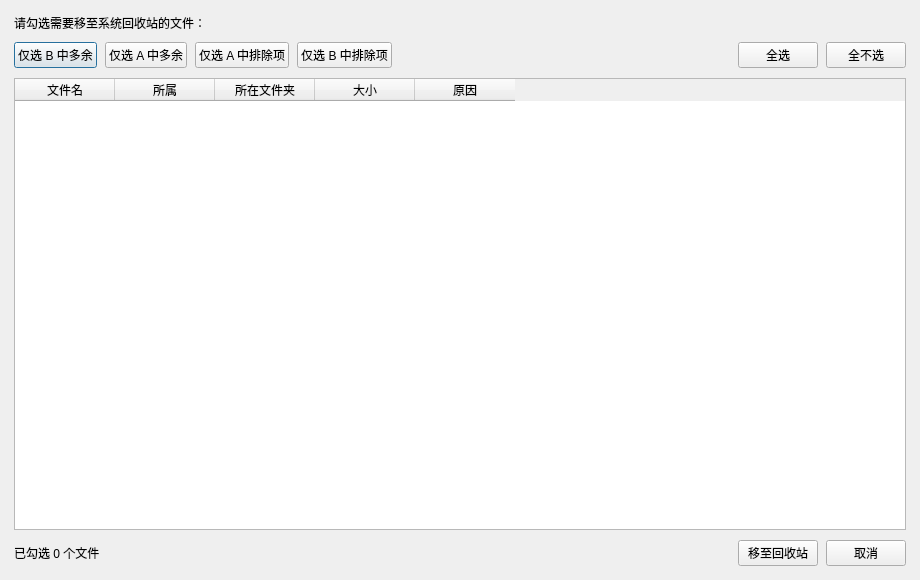
This is dialogs/foldersyncdeletedialog.ui in hanbinhsh/SD-LoRA-Manager as Qt 5 draws it before an edit. The edited form follows.
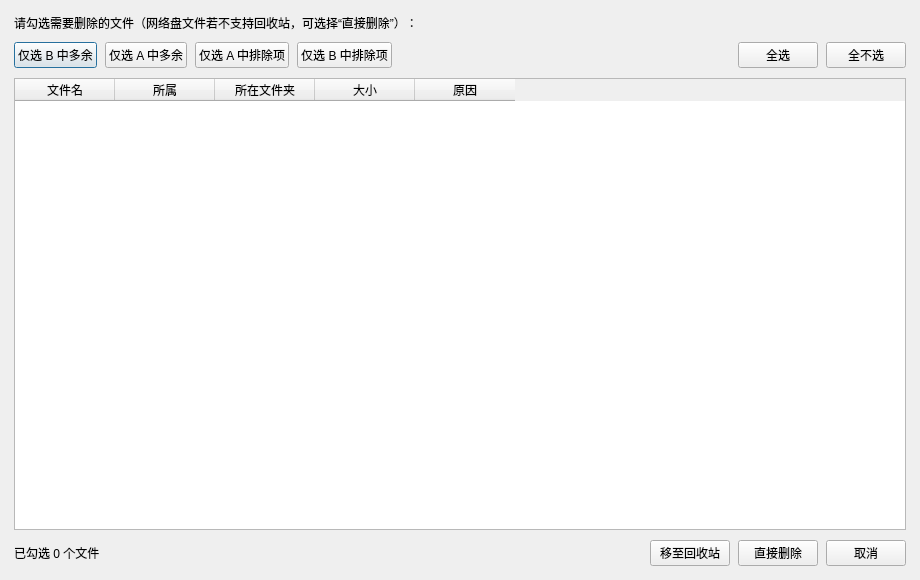
This is the edited form.

Commit message: Add direct permanent delete option (for network drives) and file extension filtering to Folder Sync

Patch:
```diff
--- a/dialogs/foldersyncdeletedialog.ui
+++ b/dialogs/foldersyncdeletedialog.ui
@@ -32,7 +32,7 @@
    <item>
     <widget class="QLabel" name="lblDeleteSummary">
      <property name="text">
-      <string>请勾选需要移至系统回收站的文件：</string>
+      <string>请勾选需要删除的文件（网络盘文件若不支持回收站，可选择“直接删除”）：</string>
      </property>
      <property name="wordWrap">
       <bool>true</bool>
@@ -195,6 +195,19 @@
        </property>
       </widget>
      </item>
+     <item>
+      <widget class="QPushButton" name="btnPermanentDelete">
+       <property name="cursor">
+        <cursorShape>PointingHandCursor</cursorShape>
+       </property>
+       <property name="toolTip">
+        <string>直接永久删除勾选文件（不经过回收站，适用于不支持回收站的网络盘）</string>
+       </property>
+       <property name="text">
+        <string>直接删除</string>
+       </property>
+      </widget>
+     </item>
      <item>
       <widget class="QPushButton" name="btnClose">
        <property name="cursor">
```
Left out of the diff: 5 changed lines with no effect on the pictures. The commit also changes 9 other files.
